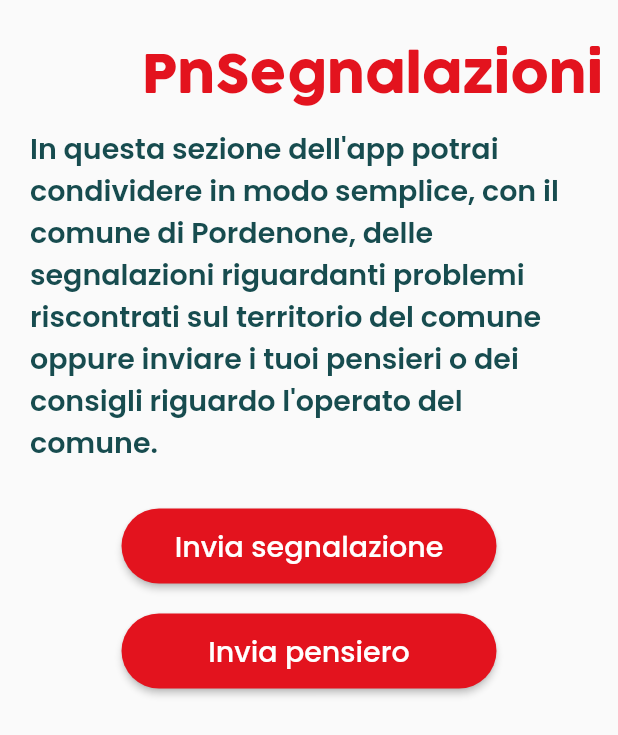
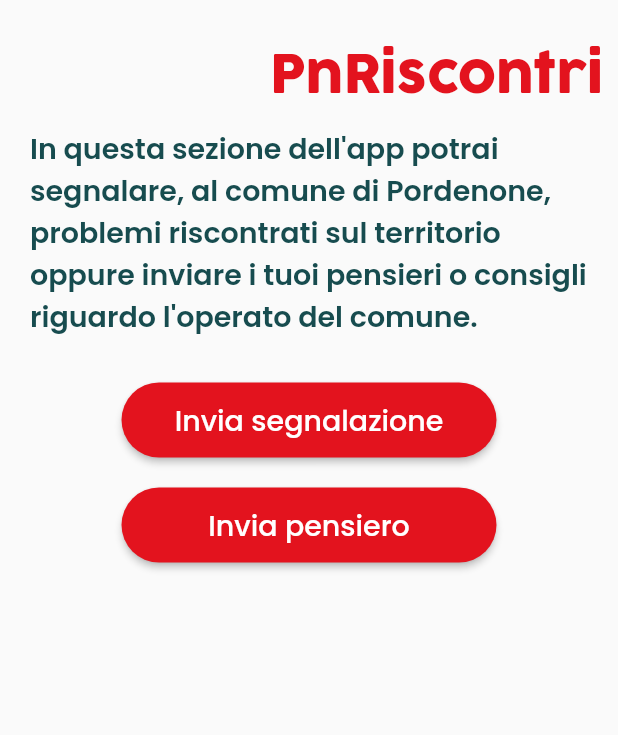
Before and after one commit to bigsas777/PnCare, a Flutter app: the PnPPage screen opened directly, on a phone screen of 412 x 824 dp. Shown: the top 735 px of the screen. Run offline on Flutter 3.47's test engine with Material 2 defaults, Android fonts, the light colour scheme and no system bars; our stand-ins replace animated_splash_screen, bubble_bottom_bar, flutter_svg, font_awesome_flutter, google_fonts, google_maps_flutter and 3 more; missing offline and left inert: dart:html; network calls fail; project files that could hold a hidden picture were left out.

```diff
--- a/PnCareDefinitiva/pncare_app/lib/pnp_page.dart
+++ b/PnCareDefinitiva/pncare_app/lib/pnp_page.dart
@@ -9,9 +9,9 @@
 }
 
 class _PnPPage extends State<PnPPage> {
-  String testo = "In questa sezione dell'app potrai condividere in modo semplice, con il "
-      "comune di Pordenone, delle segnalazioni riguardanti problemi riscontrati sul territorio del comune"
-      " oppure inviare i tuoi pensieri o dei consigli riguardo l'operato del comune.";
+  String testo = "In questa sezione dell'app potrai segnalare, al "
+      "comune di Pordenone, problemi riscontrati sul territorio"
+      " oppure inviare i tuoi pensieri o consigli riguardo l'operato del comune.";
 
   @override
   Widget build(BuildContext context) {
@@ -22,7 +22,7 @@
             padding: EdgeInsets.fromLTRB(25, 25, 10, 0),
             child: Align(
               alignment: Alignment.centerRight,
-              child: Text('PnSegnalazioni',
+              child: Text('PnRiscontri',
                 style: TextStyle(
                     fontFamily: 'Cocogoose Pro',
                     fontSize: 35,
--- a/PnCareDefinitiva/pncare_app/pubspec.yaml
+++ b/PnCareDefinitiva/pncare_app/pubspec.yaml
@@ -24,6 +24,7 @@
   bubble_bottom_bar: ^1.2.0
   flutter_svg:
   google_fonts: ^2.1.0
+  image_picker: ^0.8.4+4
   font_awesome_flutter: ^9.0.0
   http:
   xml2json: ^5.1.0
@@ -32,7 +33,6 @@
   google_maps_flutter: ^2.0.4
   animated_splash_screen: ^1.1.0
   splashscreen: ^1.3.5
-  image_picker: ^0.7.5+2
   flutter_launcher_icons: ^0.9.0
   url_launcher: ^6.0.12
 
```
Also changed, not shown: PnCareDefinitiva/pncare_app/lib/segnalazioni_page.dart (+39 -4 lines), PnCareDefinitiva/pncare_app/pubspec.lock, 3 other files.
